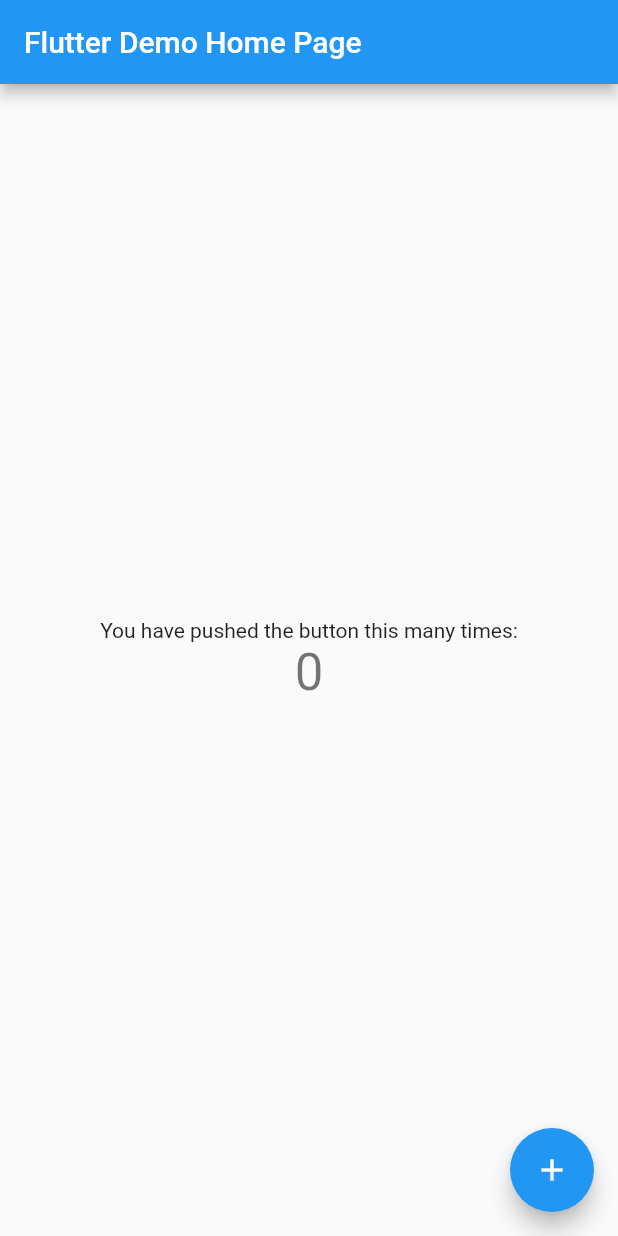
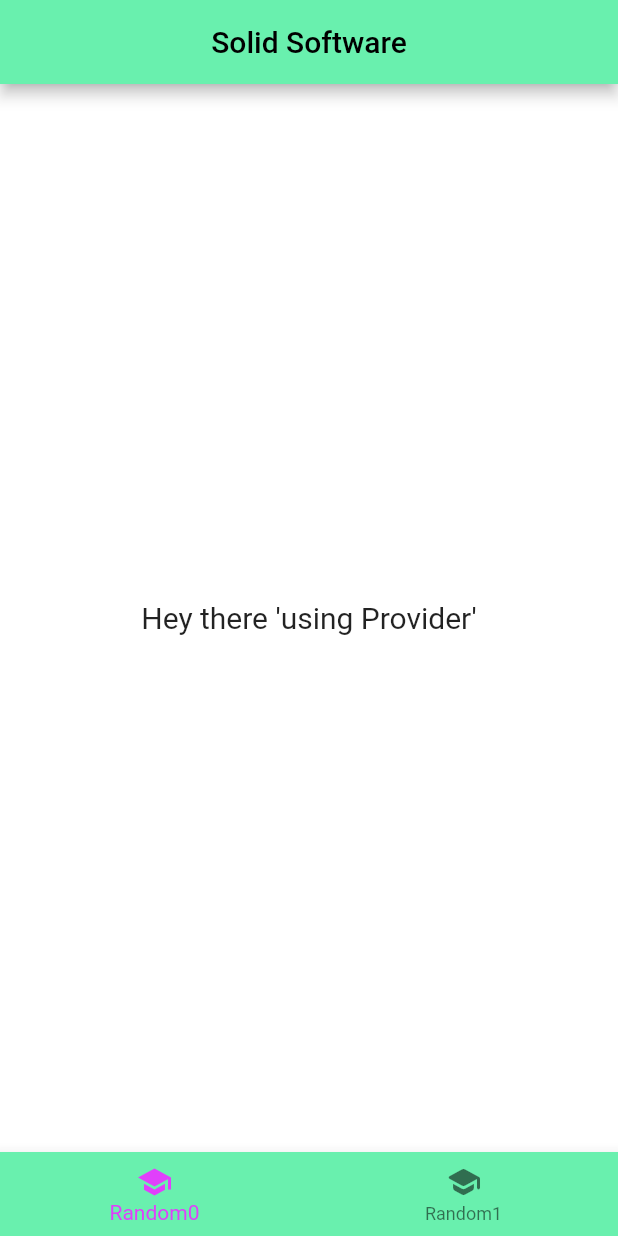
Before and after one commit to Kolyanchik1115/solid_test, a Flutter app: the screen it shows after launch, on a phone screen of 412 x 824 dp. Run offline on Flutter 3.47's test engine with Material 2 defaults, Android fonts, the phone set to English and light mode, and no system bars.

Commit message:
Initial commit

```diff
--- /dev/null
+++ b/lib/app/my_app.dart
@@ -0,0 +1,17 @@
+// ignore_for_file: public_member_api_docs
+
+import 'package:flutter/material.dart';
+import 'package:solid_test/screens/home.dart';
+
+class MyApp extends StatelessWidget {
+  const MyApp({Key? key}) : super(key: key);
+
+  @override
+  Widget build(BuildContext context) {
+    return const Material(
+      child: MaterialApp(
+        home: Home(),
+      ),
+    );
+  }
+}
--- a/lib/main.dart
+++ b/lib/main.dart
@@ -1,115 +1,8 @@
-import 'package:flutter/material.dart';
 
+// ignore_for_file: file_names
+
+import 'package:flutter/cupertino.dart';
+import 'package:solid_test/app/my_app.dart';
 void main() {
   runApp(const MyApp());
 }
-
-class MyApp extends StatelessWidget {
-  const MyApp({super.key});
-
-  // This widget is the root of your application.
-  @override
-  Widget build(BuildContext context) {
-    return MaterialApp(
-      title: 'Flutter Demo',
-      theme: ThemeData(
-        // This is the theme of your application.
-        //
-        // Try running your application with "flutter run". You'll see the
-        // application has a blue toolbar. Then, without quitting the app, try
-        // changing the primarySwatch below to Colors.green and then invoke
-        // "hot reload" (press "r" in the console where you ran "flutter run",
-        // or simply save your changes to "hot reload" in a Flutter IDE).
-        // Notice that the counter didn't reset back to zero; the application
-        // is not restarted.
-        primarySwatch: Colors.blue,
-      ),
-      home: const MyHomePage(title: 'Flutter Demo Home Page'),
-    );
-  }
-}
-
-class MyHomePage extends StatefulWidget {
-  const MyHomePage({super.key, required this.title});
-
-  // This widget is the home page of your application. It is stateful, meaning
-  // that it has a State object (defined below) that contains fields that affect
-  // how it looks.
-
-  // This class is the configuration for the state. It holds the values (in this
-  // case the title) provided by the parent (in this case the App widget) and
-  // used by the build method of the State. Fields in a Widget subclass are
-  // always marked "final".
-
-  final String title;
-
-  @override
-  State<MyHomePage> createState() => _MyHomePageState();
-}
-
-class _MyHomePageState extends State<MyHomePage> {
-  int _counter = 0;
-
-  void _incrementCounter() {
-    setState(() {
-      // This call to setState tells the Flutter framework that something has
-      // changed in this State, which causes it to rerun the build method below
-      // so that the display can reflect the updated values. If we changed
-      // _counter without calling setState(), then the build method would not be
-      // called again, and so nothing would appear to happen.
-      _counter++;
-    });
-  }
-
-  @override
-  Widget build(BuildContext context) {
-    // This method is rerun every time setState is called, for instance as done
-    // by the _incrementCounter method above.
-    //
-    // The Flutter framework has been optimized to make rerunning build methods
-    // fast, so that you can just rebuild anything that needs updating rather
-    // than having to individually change instances of widgets.
-    return Scaffold(
-      appBar: AppBar(
-        // Here we take the value from the MyHomePage object that was created by
-        // the App.build method, and use it to set our appbar title.
-        title: Text(widget.title),
-      ),
-      body: Center(
-        // Center is a layout widget. It takes a single child and positions it
-        // in the middle of the parent.
-        child: Column(
-          // Column is also a layout widget. It takes a list of children and
-          // arranges them vertically. By default, it sizes itself to fit its
-          // children horizontally, and tries to be as tall as its parent.
-          //
-          // Invoke "debug painting" (press "p" in the console, choose the
-          // "Toggle Debug Paint" action from the Flutter Inspector in Android
-          // Studio, or the "Toggle Debug Paint" command in Visual Studio Code)
-          // to see the wireframe for each widget.
-          //
-          // Column has various properties to control how it sizes itself and
-          // how it positions its children. Here we use mainAxisAlignment to
-          // center the children vertically; the main axis here is the vertical
-          // axis because Columns are vertical (the cross axis would be
-          // horizontal).
-          mainAxisAlignment: MainAxisAlignment.center,
-          children: <Widget>[
-            const Text(
-              'You have pushed the button this many times:',
-            ),
-            Text(
-              '$_counter',
-              style: Theme.of(context).textTheme.headline4,
-            ),
-          ],
-        ),
-      ),
-      floatingActionButton: FloatingActionButton(
-        onPressed: _incrementCounter,
-        tooltip: 'Increment',
-        child: const Icon(Icons.add),
-      ), // This trailing comma makes auto-formatting nicer for build methods.
-    );
-  }
-}
--- /dev/null
+++ b/lib/screens/home.dart
@@ -0,0 +1,52 @@
+// ignore_for_file: library_private_types_in_public_api, public_member_api_docs
+
+import 'package:flutter/material.dart';
+import 'package:solid_test/screens/random0.dart';
+import 'package:solid_test/screens/random1.dart';
+
+class Home extends StatefulWidget {
+  const Home({Key? key}) : super(key: key);
+
+  @override
+  _HomeState createState() => _HomeState();
+}
+
+class _HomeState extends State<Home> {
+  int _selectedTab = 0;
+
+  void onSelectTab(int index) {
+    if (_selectedTab == index) return;
+    setState(() {
+      _selectedTab = index;
+    });
+  }
+
+  @override
+  Widget build(BuildContext context) {
+    return Scaffold(
+      body: IndexedStack(
+        index: _selectedTab,
+        children: const [
+          Random0(),
+          Random1(),
+        ],
+      ),
+      bottomNavigationBar: BottomNavigationBar(
+        backgroundColor: Colors.greenAccent,
+        selectedItemColor: Colors.purpleAccent,
+        items: const [
+          BottomNavigationBarItem(
+            icon: Icon(Icons.school),
+            label: 'Random0',
+          ),
+          BottomNavigationBarItem(
+            icon: Icon(Icons.school_rounded),
+            label: 'Random1',
+          ),
+        ],
+        currentIndex: _selectedTab,
+        onTap: onSelectTab,
+      ),
+    );
+  }
+}
--- /dev/null
+++ b/lib/screens/random0.dart
@@ -0,0 +1,89 @@
+// ignore: newline-before-return
+
+// ignore_for_file: public_member_api_docs, prefer_final_locals
+
+import 'dart:math';
+
+import 'package:flutter/material.dart';
+import 'package:provider/provider.dart';
+
+class Random0 extends StatelessWidget {
+  const Random0({Key? key}) : super(key: key);
+
+  @override
+  Widget build(BuildContext context) {
+    return Material(
+      child: MaterialApp(
+        home: MultiProvider(
+          providers: [
+            ChangeNotifierProvider<ChangeColor>.value(
+              value: ChangeColor(),
+            ),
+          ],
+          child: const MyWidget(),
+        ),
+      ),
+    );
+  }
+}
+
+class MyWidget extends StatelessWidget {
+  const MyWidget({Key? key}) : super(key: key);
+
+  @override
+  Widget build(BuildContext context) {
+    ChangeColor state = Provider.of<ChangeColor>(context);
+    // ignore: newline-before-return
+    return Scaffold(
+      appBar: AppBar(
+        title: Text(
+          'Solid Software',
+          style: TextStyle(
+            color: state.textColor,
+          ),
+        ),
+        centerTitle: true,
+        backgroundColor: Colors.greenAccent,
+      ),
+      body: Center(
+        child: GestureDetector(
+          onTap: () => state.randColor(),
+          child: Container(
+            alignment: Alignment.center,
+            color: state.backColor,
+            child: const Text(
+              "Hey there 'using Provider'",
+              style: TextStyle(fontSize: 20),
+              textDirection: TextDirection.ltr,
+            ),
+          ),
+        ),
+      ),
+    );
+  }
+}
+
+class ChangeColor extends ChangeNotifier {
+  Color txtColor = Colors.black;
+  Color bgColor = Colors.white;
+  Color get textColor => txtColor;
+  Color get backColor => bgColor;
+  // ignore: member-ordering-extended
+  final max = 255;
+
+  void randColor() {
+    txtColor = Color.fromARGB(
+      max,
+      Random().nextInt(max),
+      Random().nextInt(max),
+      Random().nextInt(max),
+    );
+    bgColor = Color.fromARGB(
+      max,
+      Random().nextInt(max),
+      Random().nextInt(max),
+      Random().nextInt(max),
+    );
+    notifyListeners();
+  }
+}
```
Also changed, not shown: lib/screens/random1.dart (added, +43 -0 lines), pubspec.yaml (+4 -5 lines), pubspec.lock, 1 other file.
